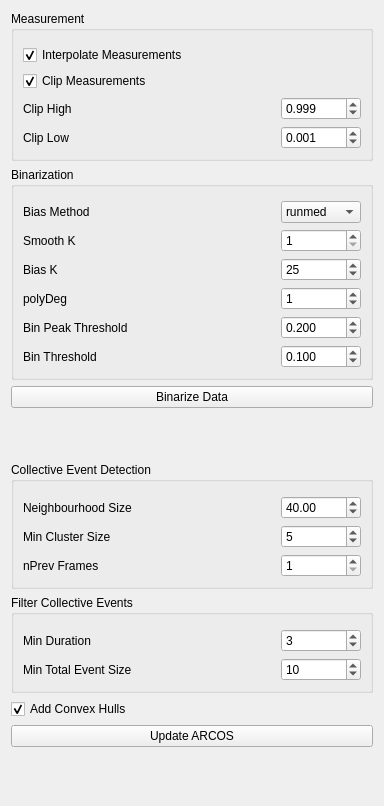
First picture: the form in src/arcos_gui/_ui/ARCOS_widget.ui, repository bgraedel/arcos-gui, before the edit.
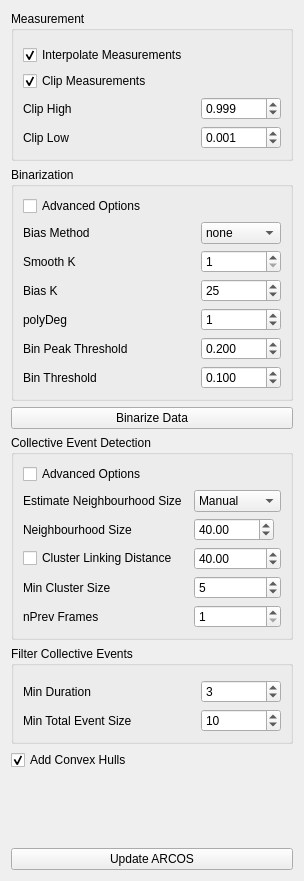
Second picture: the form after the edit.

The edit to the form file:
```diff
--- a/src/arcos_gui/_ui/ARCOS_widget.ui
+++ b/src/arcos_gui/_ui/ARCOS_widget.ui
@@ -6,8 +6,8 @@
    <rect>
     <x>0</x>
     <y>0</y>
-    <width>384</width>
-    <height>806</height>
+    <width>287</width>
+    <height>881</height>
    </rect>
   </property>
   <property name="windowTitle">
@@ -17,7 +17,7 @@
    <string comment="Page" extracomment="Page"/>
   </property>
   <layout class="QGridLayout" name="gridLayout_9">
-   <item row="7" column="0">
+   <item row="6" column="0">
     <widget class="QCheckBox" name="add_convex_hull_checkbox">
      <property name="toolTip">
       <string>&lt;html&gt;&lt;head/&gt;&lt;body&gt;&lt;p&gt;If checked convex collective events are added as convex hulls. Can be computationally intensive if many collective events are detected.&lt;/p&gt;&lt;/body&gt;&lt;/html&gt;</string>
@@ -30,127 +30,6 @@
      </property>
     </widget>
    </item>
-   <item row="5" column="0">
-    <widget class="QGroupBox" name="groupBox_5">
-     <property name="toolTip">
-      <string>&lt;html&gt;&lt;head/&gt;&lt;body&gt;&lt;p&gt;Parameters to filter detected collective events.&lt;/p&gt;&lt;/body&gt;&lt;/html&gt;</string>
-     </property>
-     <property name="layoutDirection">
-      <enum>Qt::LeftToRight</enum>
-     </property>
-     <property name="title">
-      <string>Filter Collective Events</string>
-     </property>
-     <layout class="QGridLayout" name="gridLayout_10">
-      <item row="1" column="2">
-       <widget class="QSpinBox" name="min_dur">
-        <property name="sizePolicy">
-         <sizepolicy hsizetype="Minimum" vsizetype="Fixed">
-          <horstretch>0</horstretch>
-          <verstretch>0</verstretch>
-         </sizepolicy>
-        </property>
-        <property name="minimumSize">
-         <size>
-          <width>80</width>
-          <height>0</height>
-         </size>
-        </property>
-        <property name="toolTip">
-         <string>&lt;html&gt;&lt;head/&gt;&lt;body&gt;&lt;table border=&quot;0&quot; style=&quot; margin-top:0px; margin-bottom:0px; margin-left:0px; margin-right:0px;&quot; cellspacing=&quot;2&quot; cellpadding=&quot;0&quot;&gt;&lt;tr&gt;&lt;td&gt;&lt;p&gt;Minimal duration of collective events to be selected.&lt;/p&gt;&lt;/td&gt;&lt;td/&gt;&lt;/tr&gt;&lt;/table&gt;&lt;/body&gt;&lt;/html&gt;</string>
-        </property>
-        <property name="maximum">
-         <number>1000</number>
-        </property>
-        <property name="value">
-         <number>3</number>
-        </property>
-       </widget>
-      </item>
-      <item row="1" column="0">
-       <widget class="QLabel" name="min_dur_label">
-        <property name="toolTip">
-         <string>&lt;html&gt;&lt;head/&gt;&lt;body&gt;&lt;table border=&quot;0&quot; style=&quot; margin-top:0px; margin-bottom:0px; margin-left:0px; margin-right:0px;&quot; cellspacing=&quot;2&quot; cellpadding=&quot;0&quot;&gt;&lt;tr&gt;&lt;td&gt;&lt;p&gt;Minimal duration of collective events to be selected.&lt;/p&gt;&lt;/td&gt;&lt;td/&gt;&lt;/tr&gt;&lt;/table&gt;&lt;/body&gt;&lt;/html&gt;</string>
-        </property>
-        <property name="text">
-         <string>Min Duration</string>
-        </property>
-       </widget>
-      </item>
-      <item row="2" column="2">
-       <widget class="QSpinBox" name="total_event_size">
-        <property name="minimumSize">
-         <size>
-          <width>80</width>
-          <height>0</height>
-         </size>
-        </property>
-        <property name="toolTip">
-         <string>&lt;html&gt;&lt;head/&gt;&lt;body&gt;&lt;p&gt;Minimal total size of collective events to be selected.&lt;/p&gt;&lt;/body&gt;&lt;/html&gt;</string>
-        </property>
-        <property name="maximum">
-         <number>1000</number>
-        </property>
-        <property name="value">
-         <number>10</number>
-        </property>
-       </widget>
-      </item>
-      <item row="0" column="2">
-       <spacer name="verticalSpacer_6">
-        <property name="orientation">
-         <enum>Qt::Vertical</enum>
-        </property>
-        <property name="sizeType">
-         <enum>QSizePolicy::Fixed</enum>
-        </property>
-        <property name="sizeHint" stdset="0">
-         <size>
-          <width>5</width>
-          <height>5</height>
-         </size>
-        </property>
-       </spacer>
-      </item>
-      <item row="2" column="0">
-       <widget class="QLabel" name="tot_size_label">
-        <property name="toolTip">
-         <string>&lt;html&gt;&lt;head/&gt;&lt;body&gt;&lt;p&gt;Minimal total size of collective events to be selected.&lt;/p&gt;&lt;/body&gt;&lt;/html&gt;</string>
-        </property>
-        <property name="text">
-         <string>Min Total Event Size</string>
-        </property>
-       </widget>
-      </item>
-      <item row="1" column="1">
-       <spacer name="horizontalSpacer_3">
-        <property name="orientation">
-         <enum>Qt::Horizontal</enum>
-        </property>
-        <property name="sizeHint" stdset="0">
-         <size>
-          <width>40</width>
-          <height>20</height>
-         </size>
-        </property>
-       </spacer>
-      </item>
-     </layout>
-    </widget>
-   </item>
-   <item row="9" column="0">
-    <spacer name="verticalSpacer">
-     <property name="orientation">
-      <enum>Qt::Vertical</enum>
-     </property>
-     <property name="sizeHint" stdset="0">
-      <size>
-       <width>20</width>
-       <height>40</height>
-      </size>
-     </property>
-    </spacer>
-   </item>
    <item row="0" column="0">
     <widget class="QGroupBox" name="groupBox_2">
      <property name="layoutDirection">
@@ -323,6 +202,134 @@
      </layout>
     </widget>
    </item>
+   <item row="2" column="0">
+    <widget class="QPushButton" name="run_binarization_only">
+     <property name="text">
+      <string>Binarize Data</string>
+     </property>
+    </widget>
+   </item>
+   <item row="7" column="0">
+    <spacer name="verticalSpacer">
+     <property name="orientation">
+      <enum>Qt::Vertical</enum>
+     </property>
+     <property name="sizeHint" stdset="0">
+      <size>
+       <width>20</width>
+       <height>40</height>
+      </size>
+     </property>
+    </spacer>
+   </item>
+   <item row="4" column="0">
+    <widget class="QGroupBox" name="groupBox_5">
+     <property name="toolTip">
+      <string>&lt;html&gt;&lt;head/&gt;&lt;body&gt;&lt;p&gt;Parameters to filter detected collective events.&lt;/p&gt;&lt;/body&gt;&lt;/html&gt;</string>
+     </property>
+     <property name="layoutDirection">
+      <enum>Qt::LeftToRight</enum>
+     </property>
+     <property name="title">
+      <string>Filter Collective Events</string>
+     </property>
+     <layout class="QGridLayout" name="gridLayout_10">
+      <item row="1" column="2">
+       <widget class="QSpinBox" name="min_dur">
+        <property name="sizePolicy">
+         <sizepolicy hsizetype="Minimum" vsizetype="Fixed">
+          <horstretch>0</horstretch>
+          <verstretch>0</verstretch>
+         </sizepolicy>
+        </property>
+        <property name="minimumSize">
+         <size>
+          <width>80</width>
+          <height>0</height>
+         </size>
+        </property>
+        <property name="toolTip">
+         <string>&lt;html&gt;&lt;head/&gt;&lt;body&gt;&lt;table border=&quot;0&quot; style=&quot; margin-top:0px; margin-bottom:0px; margin-left:0px; margin-right:0px;&quot; cellspacing=&quot;2&quot; cellpadding=&quot;0&quot;&gt;&lt;tr&gt;&lt;td&gt;&lt;p&gt;Minimal duration of collective events to be selected.&lt;/p&gt;&lt;/td&gt;&lt;td/&gt;&lt;/tr&gt;&lt;/table&gt;&lt;/body&gt;&lt;/html&gt;</string>
+        </property>
+        <property name="maximum">
+         <number>1000</number>
+        </property>
+        <property name="value">
+         <number>3</number>
+        </property>
+       </widget>
+      </item>
+      <item row="1" column="0">
+       <widget class="QLabel" name="min_dur_label">
+        <property name="toolTip">
+         <string>&lt;html&gt;&lt;head/&gt;&lt;body&gt;&lt;table border=&quot;0&quot; style=&quot; margin-top:0px; margin-bottom:0px; margin-left:0px; margin-right:0px;&quot; cellspacing=&quot;2&quot; cellpadding=&quot;0&quot;&gt;&lt;tr&gt;&lt;td&gt;&lt;p&gt;Minimal duration of collective events to be selected.&lt;/p&gt;&lt;/td&gt;&lt;td/&gt;&lt;/tr&gt;&lt;/table&gt;&lt;/body&gt;&lt;/html&gt;</string>
+        </property>
+        <property name="text">
+         <string>Min Duration</string>
+        </property>
+       </widget>
+      </item>
+      <item row="2" column="2">
+       <widget class="QSpinBox" name="total_event_size">
+        <property name="minimumSize">
+         <size>
+          <width>80</width>
+          <height>0</height>
+         </size>
+        </property>
+        <property name="toolTip">
+         <string>&lt;html&gt;&lt;head/&gt;&lt;body&gt;&lt;p&gt;Minimal total size of collective events to be selected.&lt;/p&gt;&lt;/body&gt;&lt;/html&gt;</string>
+        </property>
+        <property name="maximum">
+         <number>1000</number>
+        </property>
+        <property name="value">
+         <number>10</number>
+        </property>
+       </widget>
+      </item>
+      <item row="0" column="2">
+       <spacer name="verticalSpacer_6">
+        <property name="orientation">
+         <enum>Qt::Vertical</enum>
+        </property>
+        <property name="sizeType">
+         <enum>QSizePolicy::Fixed</enum>
+        </property>
+        <property name="sizeHint" stdset="0">
+         <size>
+          <width>5</width>
+          <height>5</height>
+         </size>
+        </property>
+       </spacer>
+      </item>
+      <item row="2" column="0">
+       <widget class="QLabel" name="tot_size_label">
+        <property name="toolTip">
+         <string>&lt;html&gt;&lt;head/&gt;&lt;body&gt;&lt;p&gt;Minimal total size of collective events to be selected.&lt;/p&gt;&lt;/body&gt;&lt;/html&gt;</string>
+        </property>
+        <property name="text">
+         <string>Min Total Event Size</string>
+        </property>
+       </widget>
+      </item>
+      <item row="1" column="1">
+       <spacer name="horizontalSpacer_3">
+        <property name="orientation">
+         <enum>Qt::Horizontal</enum>
+        </property>
+        <property name="sizeHint" stdset="0">
+         <size>
+          <width>40</width>
+          <height>20</height>
+         </size>
+        </property>
+       </spacer>
+      </item>
+     </layout>
+    </widget>
+   </item>
    <item row="1" column="0">
     <widget class="QGroupBox" name="groupBox_3">
      <property name="toolTip">
@@ -335,8 +342,14 @@
       <string>Binarization</string>
      </property>
      <layout class="QGridLayout" name="gridLayout_7">
-      <item row="3" column="1">
-       <widget class="QSpinBox" name="bias_k">
+      <item row="1" column="1">
+       <widget class="QComboBox" name="bias_method">
+        <property name="sizePolicy">
+         <sizepolicy hsizetype="Fixed" vsizetype="Fixed">
+          <horstretch>0</horstretch>
+          <verstretch>0</verstretch>
+         </sizepolicy>
+        </property>
         <property name="minimumSize">
          <size>
           <width>80</width>
@@ -344,41 +357,35 @@
          </size>
         </property>
         <property name="toolTip">
-         <string>&lt;html&gt;&lt;head/&gt;&lt;body&gt;&lt;p&gt;Size of the long-term de-trending median filter&lt;/p&gt;&lt;/body&gt;&lt;/html&gt;</string>
+         <string>&lt;html&gt;&lt;head/&gt;&lt;body&gt;&lt;p&gt;De-trending method&lt;/p&gt;&lt;/body&gt;&lt;/html&gt;</string>
         </property>
-        <property name="maximum">
-         <number>10000</number>
+        <property name="currentText">
+         <string>none</string>
         </property>
-        <property name="value">
-         <number>25</number>
-        </property>
-        <property name="displayIntegerBase">
-         <number>10</number>
-        </property>
+        <item>
+         <property name="text">
+          <string>none</string>
+         </property>
+        </item>
+        <item>
+         <property name="text">
+          <string>runmed</string>
+         </property>
+        </item>
+        <item>
+         <property name="text">
+          <string>lm</string>
+         </property>
+        </item>
        </widget>
       </item>
-      <item row="6" column="1">
-       <widget class="QDoubleSpinBox" name="bin_threshold">
-        <property name="minimumSize">
-         <size>
-          <width>80</width>
-          <height>0</height>
-         </size>
-        </property>
+      <item row="4" column="0">
+       <widget class="QLabel" name="polyDeg_label">
         <property name="toolTip">
-         <string>&lt;html&gt;&lt;head/&gt;&lt;body&gt;&lt;p&gt;Threshold for binarizing the de-trended signal.&lt;/p&gt;&lt;/body&gt;&lt;/html&gt;</string>
+         <string>&lt;html&gt;&lt;head/&gt;&lt;body&gt;&lt;p&gt;Sets the degree of the polynomial for lm fitting&lt;/p&gt;&lt;/body&gt;&lt;/html&gt;</string>
         </property>
-        <property name="decimals">
-         <number>3</number>
-        </property>
-        <property name="maximum">
-         <double>10000.000000000000000</double>
-        </property>
-        <property name="singleStep">
-         <double>0.050000000000000</double>
-        </property>
-        <property name="value">
-         <double>0.100000000000000</double>
+        <property name="text">
+         <string>polyDeg</string>
         </property>
        </widget>
       </item>
@@ -392,31 +399,40 @@
         </property>
        </widget>
       </item>
-      <item row="6" column="0">
-       <widget class="QLabel" name="bin_threshold_label">
-        <property name="toolTip">
-         <string>&lt;html&gt;&lt;head/&gt;&lt;body&gt;&lt;p&gt;Threshold for binarizing the de-trended signal.&lt;/p&gt;&lt;/body&gt;&lt;/html&gt;</string>
-        </property>
-        <property name="text">
-         <string>Bin Threshold</string>
-        </property>
-       </widget>
-      </item>
-      <item row="0" column="1">
-       <spacer name="verticalSpacer_3">
-        <property name="orientation">
-         <enum>Qt::Vertical</enum>
-        </property>
-        <property name="sizeType">
-         <enum>QSizePolicy::Fixed</enum>
-        </property>
-        <property name="sizeHint" stdset="0">
+      <item row="6" column="1">
+       <widget class="QDoubleSpinBox" name="bin_threshold">
+        <property name="minimumSize">
          <size>
-          <width>20</width>
-          <height>5</height>
+          <width>80</width>
+          <height>0</height>
          </size>
         </property>
-       </spacer>
+        <property name="toolTip">
+         <string>&lt;html&gt;&lt;head/&gt;&lt;body&gt;&lt;p&gt;Threshold for binarizing the de-trended signal.&lt;/p&gt;&lt;/body&gt;&lt;/html&gt;</string>
+        </property>
+        <property name="decimals">
+         <number>3</number>
+        </property>
+        <property name="maximum">
+         <double>10000.000000000000000</double>
+        </property>
+        <property name="singleStep">
+         <double>0.050000000000000</double>
+        </property>
+        <property name="value">
+         <double>0.100000000000000</double>
+        </property>
+       </widget>
+      </item>
+      <item row="3" column="0">
+       <widget class="QLabel" name="bias_k_label">
+        <property name="toolTip">
+         <string>&lt;html&gt;&lt;head/&gt;&lt;body&gt;&lt;p&gt;Size of the long-term de-trending median filter&lt;/p&gt;&lt;/body&gt;&lt;/html&gt;</string>
+        </property>
+        <property name="text">
+         <string>Bias K</string>
+        </property>
+       </widget>
       </item>
       <item row="5" column="0">
        <widget class="QLabel" name="bin_peak_threshold_label">
@@ -428,31 +444,6 @@
         </property>
        </widget>
       </item>
-      <item row="5" column="1">
-       <widget class="QDoubleSpinBox" name="bin_peak_threshold">
-        <property name="minimumSize">
-         <size>
-          <width>80</width>
-          <height>0</height>
-         </size>
-        </property>
-        <property name="toolTip">
-         <string>&lt;html&gt;&lt;head/&gt;&lt;body&gt;&lt;p&gt;Threshold for rescaling of the de-trended signal.&lt;/p&gt;&lt;/body&gt;&lt;/html&gt;</string>
-        </property>
-        <property name="decimals">
-         <number>3</number>
-        </property>
-        <property name="maximum">
-         <double>10000.000000000000000</double>
-        </property>
-        <property name="singleStep">
-         <double>0.050000000000000</double>
-        </property>
-        <property name="value">
-         <double>0.200000000000000</double>
-        </property>
-       </widget>
-      </item>
       <item row="1" column="0">
        <widget class="QLabel" name="bias_method_label">
         <property name="toolTip">
@@ -497,13 +488,60 @@
         </property>
        </widget>
       </item>
-      <item row="3" column="0">
-       <widget class="QLabel" name="bias_k_label">
+      <item row="6" column="0">
+       <widget class="QLabel" name="bin_threshold_label">
         <property name="toolTip">
-         <string>&lt;html&gt;&lt;head/&gt;&lt;body&gt;&lt;p&gt;Size of the long-term de-trending median filter&lt;/p&gt;&lt;/body&gt;&lt;/html&gt;</string>
+         <string>&lt;html&gt;&lt;head/&gt;&lt;body&gt;&lt;p&gt;Threshold for binarizing the de-trended signal.&lt;/p&gt;&lt;/body&gt;&lt;/html&gt;</string>
         </property>
         <property name="text">
-         <string>Bias K</string>
+         <string>Bin Threshold</string>
+        </property>
+       </widget>
+      </item>
+      <item row="5" column="1">
+       <widget class="QDoubleSpinBox" name="bin_peak_threshold">
+        <property name="minimumSize">
+         <size>
+          <width>80</width>
+          <height>0</height>
+         </size>
+        </property>
+        <property name="toolTip">
+         <string>&lt;html&gt;&lt;head/&gt;&lt;body&gt;&lt;p&gt;Threshold for rescaling of the de-trended signal.&lt;/p&gt;&lt;/body&gt;&lt;/html&gt;</string>
+        </property>
+        <property name="decimals">
+         <number>3</number>
+        </property>
+        <property name="maximum">
+         <double>10000.000000000000000</double>
+        </property>
+        <property name="singleStep">
+         <double>0.050000000000000</double>
+        </property>
+        <property name="value">
+         <double>0.200000000000000</double>
+        </property>
+       </widget>
+      </item>
+      <item row="3" column="1">
+       <widget class="QSpinBox" name="bias_k">
+        <property name="minimumSize">
+         <size>
+          <width>80</width>
+          <height>0</height>
+         </size>
+        </property>
+        <property name="toolTip">
+         <string>&lt;html&gt;&lt;head/&gt;&lt;body&gt;&lt;p&gt;Size of the long-term de-trending median filter&lt;/p&gt;&lt;/body&gt;&lt;/html&gt;</string>
+        </property>
+        <property name="maximum">
+         <number>10000</number>
+        </property>
+        <property name="value">
+         <number>25</number>
+        </property>
+        <property name="displayIntegerBase">
+         <number>10</number>
         </property>
        </widget>
       </item>
@@ -529,69 +567,19 @@
         </property>
        </widget>
       </item>
-      <item row="4" column="0">
-       <widget class="QLabel" name="polyDeg_label">
-        <property name="toolTip">
-         <string>&lt;html&gt;&lt;head/&gt;&lt;body&gt;&lt;p&gt;Sets the degree of the polynomial for lm fitting&lt;/p&gt;&lt;/body&gt;&lt;/html&gt;</string>
-        </property>
+      <item row="0" column="0" colspan="2">
+       <widget class="QCheckBox" name="bin_advanced_options">
         <property name="text">
-         <string>polyDeg</string>
+         <string>Advanced Options</string>
         </property>
-       </widget>
-      </item>
-      <item row="1" column="1">
-       <widget class="QComboBox" name="bias_method">
-        <property name="sizePolicy">
-         <sizepolicy hsizetype="Fixed" vsizetype="Fixed">
-          <horstretch>0</horstretch>
-          <verstretch>0</verstretch>
-         </sizepolicy>
+        <property name="checked">
+         <bool>false</bool>
         </property>
-        <property name="minimumSize">
-         <size>
-          <width>80</width>
-          <height>0</height>
-         </size>
-        </property>
-        <property name="toolTip">
-         <string>&lt;html&gt;&lt;head/&gt;&lt;body&gt;&lt;p&gt;De-trending method&lt;/p&gt;&lt;/body&gt;&lt;/html&gt;</string>
-        </property>
-        <item>
-         <property name="text">
-          <string>runmed</string>
-         </property>
-        </item>
-        <item>
-         <property name="text">
-          <string>lm</string>
-         </property>
-        </item>
-        <item>
-         <property name="text">
-          <string>none</string>
-         </property>
-        </item>
        </widget>
       </item>
      </layout>
     </widget>
    </item>
-   <item row="3" column="0">
-    <spacer name="verticalSpacer_7">
-     <property name="orientation">
-      <enum>Qt::Vertical</enum>
-     </property>
-     <property name="sizeType">
-      <enum>QSizePolicy::MinimumExpanding</enum>
-     </property>
-     <property name="sizeHint" stdset="0">
-      <size>
-       <width>10</width>
-       <height>20</height>
-      </size>
-     </property>
-    </spacer>
-   </item>
    <item row="8" column="0">
     <widget class="QPushButton" name="update_arcos">
      <property name="toolTip">
@@ -602,7 +590,7 @@
      </property>
     </widget>
    </item>
-   <item row="4" column="0">
+   <item row="3" column="0">
     <widget class="QGroupBox" name="groupBox_4">
      <property name="toolTip">
       <string>&lt;html&gt;&lt;head/&gt;&lt;body&gt;&lt;p&gt;Parameters to connect and detect collective events.&lt;/p&gt;&lt;/body&gt;&lt;/html&gt;</string>
@@ -614,26 +602,7 @@
       <string>Collective Event Detection</string>
      </property>
      <layout class="QGridLayout" name="gridLayout_8">
-      <item row="2" column="2">
-       <widget class="QSpinBox" name="min_clustersize">
-        <property name="minimumSize">
-         <size>
-          <width>80</width>
-          <height>0</height>
-         </size>
-        </property>
-        <property name="toolTip">
-         <string>&lt;html&gt;&lt;head/&gt;&lt;body&gt;&lt;p&gt;Minimum size for a cluster to be identified as a collective event&lt;/p&gt;&lt;/body&gt;&lt;/html&gt;</string>
-        </property>
-        <property name="maximum">
-         <number>1000</number>
-        </property>
-        <property name="value">
-         <number>5</number>
-        </property>
-       </widget>
-      </item>
-      <item row="2" column="0">
+      <item row="4" column="1">
        <widget class="QLabel" name="min_clustersize_label">
         <property name="toolTip">
          <string>&lt;html&gt;&lt;head/&gt;&lt;body&gt;&lt;p&gt;Minimum size for a cluster to be identified as a collective event&lt;/p&gt;&lt;/body&gt;&lt;/html&gt;</string>
@@ -643,23 +612,28 @@
         </property>
        </widget>
       </item>
-      <item row="0" column="2">
-       <spacer name="verticalSpacer_5">
-        <property name="orientation">
-         <enum>Qt::Vertical</enum>
+      <item row="1" column="1">
+       <widget class="QLabel" name="eps_estimation_label">
+        <property name="text">
+         <string>Estimate Neighbourhood Size</string>
         </property>
-        <property name="sizeType">
-         <enum>QSizePolicy::Fixed</enum>
+       </widget>
+      </item>
+      <item row="0" column="1" colspan="2">
+       <widget class="QCheckBox" name="detect_advance_options">
+        <property name="text">
+         <string>Advanced Options</string>
         </property>
-        <property name="sizeHint" stdset="0">
-         <size>
-          <width>5</width>
-          <height>5</height>
-         </size>
+       </widget>
+      </item>
+      <item row="3" column="1">
+       <widget class="QCheckBox" name="Cluster_linking_dist_checkbox">
+        <property name="text">
+         <string>Cluster Linking Distance</string>
         </property>
-       </spacer>
+       </widget>
       </item>
-      <item row="1" column="0">
+      <item row="2" column="1">
        <widget class="QLabel" name="neighbourhood_label">
         <property name="toolTip">
          <string>&lt;html&gt;&lt;head/&gt;&lt;body&gt;&lt;p&gt;The maximum distance between two samples for one to be considered as in the neighborhood of the other. This is not a maximum bound on the distances of points within a cluster. Value also used to connect collective events across multiple frames.&lt;/p&gt;&lt;/body&gt;&lt;/html&gt;</string>
@@ -669,21 +643,14 @@
         </property>
        </widget>
       </item>
-      <item row="3" column="0">
+      <item row="5" column="1">
        <widget class="QLabel" name="nprev_label">
         <property name="text">
          <string>nPrev Frames</string>
         </property>
        </widget>
       </item>
-      <item row="3" column="2">
-       <widget class="QSpinBox" name="nprev_spinbox">
-        <property name="minimum">
-         <number>1</number>
-        </property>
-       </widget>
-      </item>
-      <item row="1" column="2">
+      <item row="2" column="3">
        <widget class="QDoubleSpinBox" name="neighbourhood_size">
         <property name="sizePolicy">
          <sizepolicy hsizetype="Fixed" vsizetype="Fixed">
@@ -711,16 +678,73 @@
         </property>
        </widget>
       </item>
+      <item row="5" column="3">
+       <widget class="QSpinBox" name="nprev_spinbox">
+        <property name="minimum">
+         <number>1</number>
+        </property>
+       </widget>
+      </item>
+      <item row="4" column="3">
+       <widget class="QSpinBox" name="min_clustersize">
+        <property name="minimumSize">
+         <size>
+          <width>80</width>
+          <height>0</height>
+         </size>
+        </property>
+        <property name="toolTip">
+         <string>&lt;html&gt;&lt;head/&gt;&lt;body&gt;&lt;p&gt;Minimum size for a cluster to be identified as a collective event&lt;/p&gt;&lt;/body&gt;&lt;/html&gt;</string>
+        </property>
+        <property name="maximum">
+         <number>1000</number>
+        </property>
+        <property name="value">
+         <number>5</number>
+        </property>
+       </widget>
+      </item>
+      <item row="3" column="3">
+       <widget class="QDoubleSpinBox" name="epsPrev_spinbox">
+        <property name="minimum">
+         <double>0.010000000000000</double>
+        </property>
+        <property name="maximum">
+         <double>1000.000000000000000</double>
+        </property>
+        <property name="singleStep">
+         <double>0.100000000000000</double>
+        </property>
+        <property name="value">
+         <double>40.000000000000000</double>
+        </property>
+       </widget>
+      </item>
+      <item row="1" column="3">
+       <widget class="QComboBox" name="eps_estimation_combobox">
+        <property name="currentText">
+         <string>Manual</string>
+        </property>
+        <item>
+         <property name="text">
+          <string>Manual</string>
+         </property>
+        </item>
+        <item>
+         <property name="text">
+          <string>Mean</string>
+         </property>
+        </item>
+        <item>
+         <property name="text">
+          <string>Kneepoint</string>
+         </property>
+        </item>
+       </widget>
+      </item>
      </layout>
     </widget>
    </item>
-   <item row="2" column="0">
-    <widget class="QPushButton" name="run_binarization_only">
-     <property name="text">
-      <string>Binarize Data</string>
-     </property>
-    </widget>
-   </item>
   </layout>
  </widget>
  <resources/>
```
